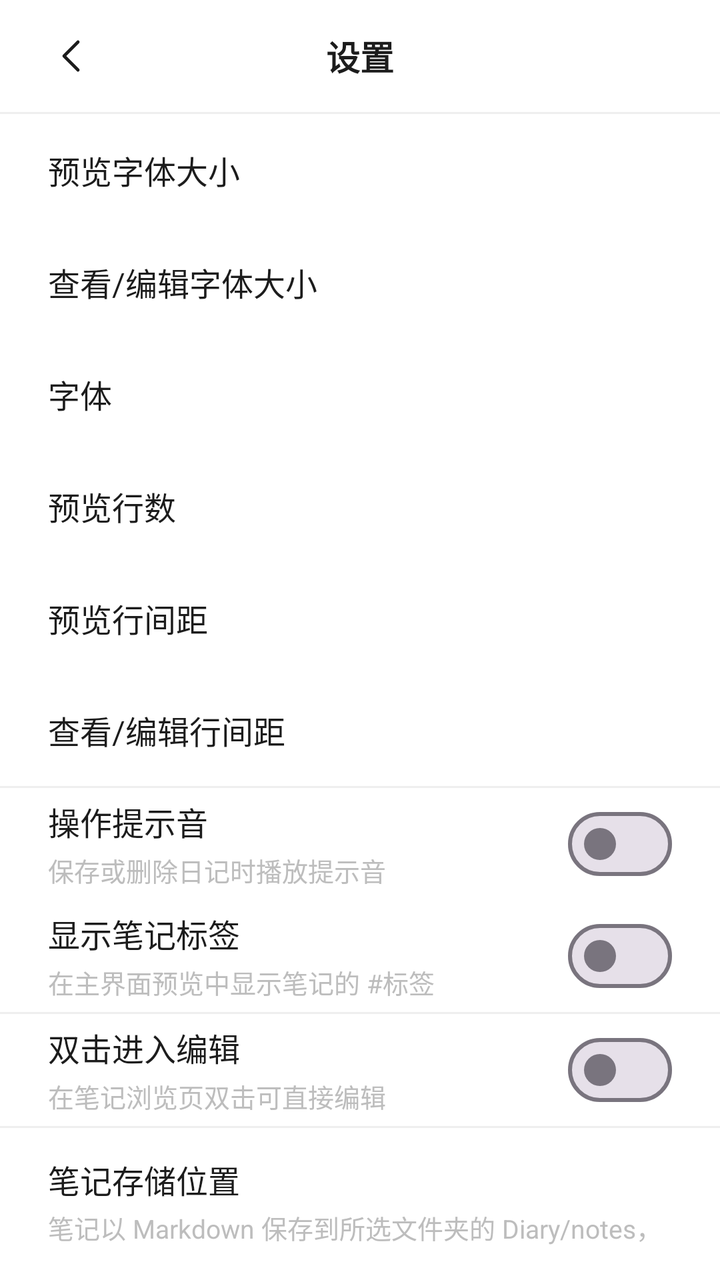
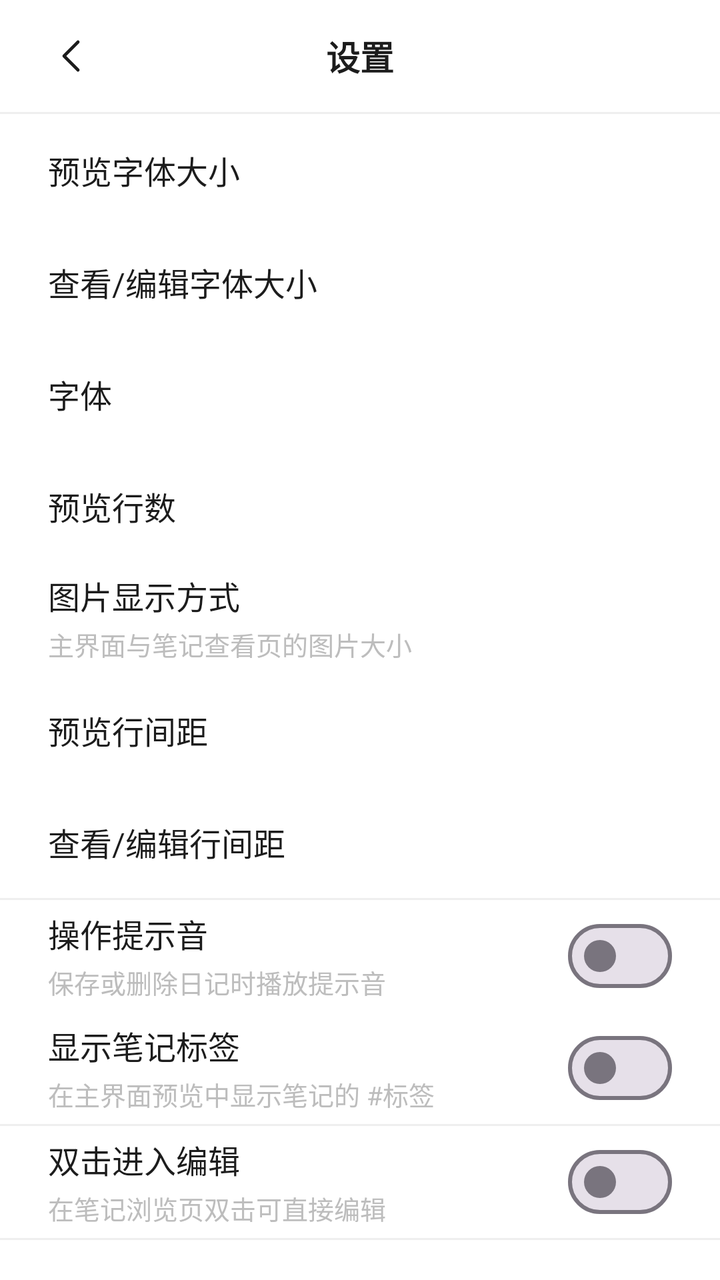

Two renders of the same Android screen: before a commit and after it. Below are the layout's source before the change and the commit's diff.
<!-- AndroidManifest.xml: application theme Theme.WuDiary -->
<!-- res/layout/activity_settings.xml -->
<?xml version="1.0" encoding="utf-8"?>
<LinearLayout xmlns:android="http://schemas.android.com/apk/res/android"
    android:layout_width="match_parent"
    android:layout_height="match_parent"
    android:background="@color/background"
    android:orientation="vertical">

    <FrameLayout
        android:layout_width="match_parent"
        android:layout_height="56dp">

        <ImageButton
            android:id="@+id/btnBack"
            android:layout_width="48dp"
            android:layout_height="48dp"
            android:layout_gravity="start|center_vertical"
            android:layout_marginStart="12dp"
            android:background="?attr/selectableItemBackgroundBorderless"
            android:contentDescription="@string/back"
            android:scaleType="centerInside"
            android:src="@drawable/ic_chevron_left" />

        <TextView
            android:layout_width="wrap_content"
            android:layout_height="wrap_content"
            android:layout_gravity="center"
            android:text="@string/settings"
            android:textColor="@color/text_primary"
            android:textSize="17sp"
            android:textStyle="bold" />
    </FrameLayout>

    <View
        android:layout_width="match_parent"
        android:layout_height="1dp"
        android:background="@color/divider" />

    <LinearLayout
        android:id="@+id/rowFontSize"
        android:layout_width="match_parent"
        android:layout_height="56dp"
        android:background="?attr/selectableItemBackground"
        android:clickable="true"
        android:focusable="true"
        android:gravity="center_vertical"
        android:orientation="horizontal"
        android:paddingHorizontal="24dp">

        <TextView
            android:layout_width="0dp"
            android:layout_height="wrap_content"
            android:layout_weight="1"
            android:text="@string/font_size"
            android:textColor="@color/text_primary"
            android:textSize="16sp" />

        <TextView
            android:id="@+id/textFontValue"
            android:layout_width="wrap_content"
            android:layout_height="wrap_content"
            android:textColor="@color/text_secondary"
            android:textSize="15sp" />
    </LinearLayout>

    <LinearLayout
        android:id="@+id/rowReadingFontSize"
        android:layout_width="match_parent"
        android:layout_height="56dp"
        android:background="?attr/selectableItemBackground"
        android:clickable="true"
        android:focusable="true"
        android:gravity="center_vertical"
        android:orientation="horizontal"
        android:paddingHorizontal="24dp">

        <TextView
            android:layout_width="0dp"
            android:layout_height="wrap_content"
            android:layout_weight="1"
            android:text="@string/reading_font_size"
            android:textColor="@color/text_primary"
            android:textSize="16sp" />

        <TextView
            android:id="@+id/textReadingFontValue"
            android:layout_width="wrap_content"
            android:layout_height="wrap_content"
            android:textColor="@color/text_secondary"
            android:textSize="15sp" />
    </LinearLayout>

    <LinearLayout
        android:id="@+id/rowFontFamily"
        android:layout_width="match_parent"
        android:layout_height="56dp"
        android:background="?attr/selectableItemBackground"
        android:clickable="true"
        android:focusable="true"
        android:gravity="center_vertical"
        android:orientation="horizontal"
        android:paddingHorizontal="24dp">

        <TextView
            android:layout_width="0dp"
            android:layout_height="wrap_content"
            android:layout_weight="1"
            android:text="@string/font_family"
            android:textColor="@color/text_primary"
            android:textSize="16sp" />

        <TextView
            android:id="@+id/textFontFamilyValue"
            android:layout_width="wrap_content"
            android:layout_height="wrap_content"
            android:textColor="@color/text_secondary"
            android:textSize="15sp" />
    </LinearLayout>

    <LinearLayout
        android:id="@+id/rowPreviewLines"
        android:layout_width="match_parent"
        android:layout_height="56dp"
        android:background="?attr/selectableItemBackground"
        android:clickable="true"
        android:focusable="true"
        android:gravity="center_vertical"
        android:orientation="horizontal"
        android:paddingHorizontal="24dp">

        <TextView
            android:layout_width="0dp"
            android:layout_height="wrap_content"
            android:layout_weight="1"
            android:text="@string/preview_lines"
            android:textColor="@color/text_primary"
            android:textSize="16sp" />

        <TextView
            android:id="@+id/textPreviewValue"
            android:layout_width="wrap_content"
            android:layout_height="wrap_content"
            android:textColor="@color/text_secondary"
            android:textSize="15sp" />
    </LinearLayout>

    <LinearLayout
        android:id="@+id/rowLineSpacing"
        android:layout_width="match_parent"
        android:layout_height="56dp"
        android:background="?attr/selectableItemBackground"
        android:clickable="true"
        android:focusable="true"
        android:gravity="center_vertical"
        android:orientation="horizontal"
        android:paddingHorizontal="24dp">

        <TextView
            android:layout_width="0dp"
            android:layout_height="wrap_content"
            android:layout_weight="1"
            android:text="@string/line_spacing"
            android:textColor="@color/text_primary"
            android:textSize="16sp" />

        <TextView
            android:id="@+id/textLineSpacingValue"
            android:layout_width="wrap_content"
            android:layout_height="wrap_content"
            android:textColor="@color/text_secondary"
            android:textSize="15sp" />
    </LinearLayout>

    <LinearLayout
        android:id="@+id/rowReadingLineSpacing"
        android:layout_width="match_parent"
        android:layout_height="56dp"
        android:background="?attr/selectableItemBackground"
        android:clickable="true"
        android:focusable="true"
        android:gravity="center_vertical"
        android:orientation="horizontal"
        android:paddingHorizontal="24dp">

        <TextView
            android:layout_width="0dp"
            android:layout_height="wrap_content"
            android:layout_weight="1"
            android:text="@string/reading_line_spacing"
            android:textColor="@color/text_primary"
            android:textSize="16sp" />

        <TextView
            android:id="@+id/textReadingLineSpacingValue"
            android:layout_width="wrap_content"
            android:layout_height="wrap_content"
            android:textColor="@color/text_secondary"
            android:textSize="15sp" />
    </LinearLayout>

    <View
        android:layout_width="match_parent"
        android:layout_height="1dp"
        android:background="@color/divider" />

    <LinearLayout
        android:id="@+id/rowSound"
        android:layout_width="match_parent"
        android:layout_height="56dp"
        android:background="?attr/selectableItemBackground"
        android:clickable="true"
        android:focusable="true"
        android:gravity="center_vertical"
        android:orientation="horizontal"
        android:paddingHorizontal="24dp">

        <LinearLayout
            android:layout_width="0dp"
            android:layout_height="wrap_content"
            android:layout_weight="1"
            android:orientation="vertical">

            <TextView
                android:layout_width="wrap_content"
                android:layout_height="wrap_content"
                android:text="@string/sound_feedback"
                android:textColor="@color/text_primary"
                android:textSize="16sp" />

            <TextView
                android:layout_width="wrap_content"
                android:layout_height="wrap_content"
                android:layout_marginTop="3dp"
                android:text="@string/sound_feedback_desc"
                android:textColor="@color/text_secondary"
                android:textSize="13sp" />
        </LinearLayout>

        <com.google.android.material.materialswitch.MaterialSwitch
            android:id="@+id/switchSound"
            android:layout_width="wrap_content"
            android:layout_height="wrap_content"
            android:clickable="false"
            android:focusable="false" />
    </LinearLayout>

    <LinearLayout
        android:id="@+id/rowPreviewTags"
        android:layout_width="match_parent"
        android:layout_height="56dp"
        android:background="?attr/selectableItemBackground"
        android:clickable="true"
        android:focusable="true"
        android:gravity="center_vertical"
        android:orientation="horizontal"
        android:paddingHorizontal="24dp">

        <LinearLayout
            android:layout_width="0dp"
            android:layout_height="wrap_content"
            android:layout_weight="1"
            android:orientation="vertical">

            <TextView
                android:layout_width="wrap_content"
                android:layout_height="wrap_content"
                android:text="@string/preview_tags"
                android:textColor="@color/text_primary"
                android:textSize="16sp" />

            <TextView
                android:layout_width="wrap_content"
                android:layout_height="wrap_content"
                android:layout_marginTop="3dp"
                android:text="@string/preview_tags_desc"
                android:textColor="@color/text_secondary"
                android:textSize="13sp" />
        </LinearLayout>

        <com.google.android.material.materialswitch.MaterialSwitch
            android:id="@+id/switchPreviewTags"
            android:layout_width="wrap_content"
            android:layout_height="wrap_content"
            android:clickable="false"
            android:focusable="false" />
    </LinearLayout>

    <View
        android:layout_width="match_parent"
        android:layout_height="1dp"
        android:background="@color/divider" />

    <LinearLayout
        android:id="@+id/rowDoubleTap"
        android:layout_width="match_parent"
        android:layout_height="56dp"
        android:background="?attr/selectableItemBackground"
        android:clickable="true"
        android:focusable="true"
        android:gravity="center_vertical"
        android:orientation="horizontal"
        android:paddingHorizontal="24dp">

        <LinearLayout
            android:layout_width="0dp"
            android:layout_height="wrap_content"
            android:layout_weight="1"
            android:orientation="vertical">

            <TextView
                android:layout_width="wrap_content"
                android:layout_height="wrap_content"
                android:text="@string/double_tap_edit"
                android:textColor="@color/text_primary"
                android:textSize="16sp" />

            <TextView
                android:layout_width="wrap_content"
                android:layout_height="wrap_content"
                android:layout_marginTop="3dp"
                android:text="@string/double_tap_edit_desc"
                android:textColor="@color/text_secondary"
                android:textSize="13sp" />
        </LinearLayout>

        <com.google.android.material.materialswitch.MaterialSwitch
            android:id="@+id/switchDoubleTap"
            android:layout_width="wrap_content"
            android:layout_height="wrap_content"
            android:clickable="false"
            android:focusable="false" />
    </LinearLayout>

    <View
        android:layout_width="match_parent"
        android:layout_height="1dp"
        android:background="@color/divider" />

    <LinearLayout
        android:id="@+id/rowStorage"
        android:layout_width="match_parent"
        android:layout_height="wrap_content"
        android:background="?attr/selectableItemBackground"
        android:clickable="true"
        android:focusable="true"
        android:orientation="vertical"
        android:paddingHorizontal="24dp"
        android:paddingVertical="14dp">

        <TextView
            android:layout_width="wrap_content"
            android:layout_height="wrap_content"
            android:text="@string/storage_location"
            android:textColor="@color/text_primary"
            android:textSize="16sp" />

        <TextView
            android:layout_width="wrap_content"
            android:layout_height="wrap_content"
            android:layout_marginTop="3dp"
            android:text="@string/storage_location_desc"
            android:textColor="@color/text_secondary"
            android:textSize="13sp" />

        <TextView
            android:id="@+id/textStorageValue"
            android:layout_width="match_parent"
            android:layout_height="wrap_content"
            android:layout_marginTop="4dp"
            android:ellipsize="middle"
            android:maxLines="1"
            android:textColor="@color/text_secondary"
            android:textSize="13sp" />
    </LinearLayout>

    <View
        android:layout_width="match_parent"
        android:layout_height="1dp"
        android:background="@color/divider" />

    <LinearLayout
        android:id="@+id/rowExport"
        android:layout_width="match_parent"
        android:layout_height="wrap_content"
        android:background="?attr/selectableItemBackground"
        android:clickable="true"
        android:focusable="true"
        android:orientation="vertical"
        android:paddingHorizontal="24dp"
        android:paddingVertical="14dp">

        <TextView
            android:layout_width="wrap_content"
            android:layout_height="wrap_content"
            android:text="@string/backup_export"
            android:textColor="@color/text_primary"
            android:textSize="16sp" />

        <TextView
            android:layout_width="wrap_content"
            android:layout_height="wrap_content"
            android:layout_marginTop="3dp"
            android:text="@string/backup_export_desc"
            android:textColor="@color/text_secondary"
            android:textSize="13sp" />
    </LinearLayout>

    <View
        android:layout_width="match_parent"
        android:layout_height="1dp"
        android:background="@color/divider" />

    <LinearLayout
        android:id="@+id/rowImport"
        android:layout_width="match_parent"
        android:layout_height="wrap_content"
        android:background="?attr/selectableItemBackground"
        android:clickable="true"
        android:focusable="true"
        android:orientation="vertical"
        android:paddingHorizontal="24dp"
        android:paddingVertical="14dp">

        <TextView
            android:layout_width="wrap_content"
            android:layout_height="wrap_content"
            android:text="@string/backup_import"
            android:textColor="@color/text_primary"
            android:textSize="16sp" />

        <TextView
            android:layout_width="wrap_content"
            android:layout_height="wrap_content"
            android:layout_marginTop="3dp"
            android:text="@string/backup_import_desc"
            android:textColor="@color/text_secondary"
            android:textSize="13sp" />
    </LinearLayout>

    <View
        android:layout_width="match_parent"
        android:layout_height="1dp"
        android:background="@color/divider" />

</LinearLayout>
<!-- resources referenced by this layout -->
<resources>
  <color name="background">#FFFFFF</color>
  <color name="divider">#EFEFEF</color>
  <color name="text_primary">#1C1C1C</color>
  <color name="text_secondary">#BDBDBD</color>
  <!-- drawable ic_chevron_left (drawable) -->
  <?xml version="1.0" encoding="utf-8"?>
  <vector xmlns:android="http://schemas.android.com/apk/res/android"
      android:width="24dp"
      android:height="24dp"
      android:viewportWidth="24"
      android:viewportHeight="24">
      <path
          android:fillColor="#00000000"
          android:pathData="M15,5 L8,12 L15,19"
          android:strokeColor="#1C1C1C"
          android:strokeLineCap="round"
          android:strokeLineJoin="round"
          android:strokeWidth="1.6" />
  </vector>
  <string name="back">返回</string>
  <string name="backup_export">导出笔记</string>
  <string name="backup_export_desc">导出为 zip（Diary/notes/年-月-日.md + Diary/files）</string>
  <string name="backup_import">导入笔记</string>
  <string name="backup_import_desc">从 zip 备份中恢复笔记与图片</string>
  <string name="double_tap_edit">双击进入编辑</string>
  <string name="double_tap_edit_desc">在笔记浏览页双击可直接编辑</string>
  <string name="font_family">字体</string>
  <string name="font_size">预览字体大小</string>
  <string name="line_spacing">预览行间距</string>
  <string name="preview_lines">预览行数</string>
  <string name="preview_tags">显示笔记标签</string>
  <string name="preview_tags_desc">在主界面预览中显示笔记的 #标签</string>
  <string name="reading_font_size">查看/编辑字体大小</string>
  <string name="reading_line_spacing">查看/编辑行间距</string>
  <string name="settings">设置</string>
  <string name="sound_feedback">操作提示音</string>
  <string name="sound_feedback_desc">保存或删除日记时播放提示音</string>
  <string name="storage_location">笔记存储位置</string>
  <string name="storage_location_desc">笔记以 Markdown 保存到所选文件夹的 Diary/notes，图片存到 Diary/files</string>
  <style name="Theme.WuDiary" parent="Theme.Material3.Light.NoActionBar">
          <item name="colorPrimary">@color/primary</item>
          <item name="colorOnPrimary">@android:color/white</item>
          <item name="colorSurface">@color/surface</item>
          <item name="android:windowBackground">@color/background</item>
          <item name="android:statusBarColor">@color/background</item>
          <item name="android:windowLightStatusBar">true</item>
          <item name="android:navigationBarColor">@color/background</item>
          
          <item name="alertDialogTheme">@style/Theme.WuDiary.Dialog</item>
          <item name="android:alertDialogTheme">@style/Theme.WuDiary.Dialog</item>
      </style>
  <color name="primary">#1C1C1C</color>
  <color name="surface">#FFFFFF</color>
  <style name="Theme.WuDiary.Dialog" parent="Theme.MaterialComponents.Light.Dialog.Alert">
          <item name="android:windowBackground">@drawable/bg_dialog</item>
          <item name="android:backgroundDimAmount">0.3</item>
          <item name="colorPrimary">@color/primary</item>
          <item name="colorOnPrimary">@android:color/white</item>
          <item name="colorSurface">@color/surface</item>
          <item name="android:textColorPrimary">@color/text_primary</item>
          <item name="android:textColorSecondary">@color/text_secondary</item>
      </style>
  <!-- drawable bg_dialog (drawable) -->
  <?xml version="1.0" encoding="utf-8"?>
  <shape xmlns:android="http://schemas.android.com/apk/res/android"
      android:shape="rectangle">
      <solid android:color="@color/surface" />
      <corners android:radius="22dp" />
  </shape>
</resources>

<!-- the commit's change to res/layout/activity_settings.xml (unified diff, before → after) -->
@@ -144,6 +144,47 @@
     </LinearLayout>
 
     <LinearLayout
+        android:id="@+id/rowImageStyle"
+        android:layout_width="match_parent"
+        android:layout_height="56dp"
+        android:background="?attr/selectableItemBackground"
+        android:clickable="true"
+        android:focusable="true"
+        android:gravity="center_vertical"
+        android:orientation="horizontal"
+        android:paddingHorizontal="24dp">
+
+        <LinearLayout
+            android:layout_width="0dp"
+            android:layout_height="wrap_content"
+            android:layout_weight="1"
+            android:orientation="vertical">
+
+            <TextView
+                android:layout_width="wrap_content"
+                android:layout_height="wrap_content"
+                android:text="@string/image_style"
+                android:textColor="@color/text_primary"
+                android:textSize="16sp" />
+
+            <TextView
+                android:layout_width="wrap_content"
+                android:layout_height="wrap_content"
+                android:layout_marginTop="3dp"
+                android:text="@string/image_style_desc"
+                android:textColor="@color/text_secondary"
+                android:textSize="13sp" />
+        </LinearLayout>
+
+        <TextView
+            android:id="@+id/textImageStyleValue"
+            android:layout_width="wrap_content"
+            android:layout_height="wrap_content"
+            android:textColor="@color/text_secondary"
+            android:textSize="15sp" />
+    </LinearLayout>
+
+    <LinearLayout
         android:id="@+id/rowLineSpacing"
         android:layout_width="match_parent"
         android:layout_height="56dp"
<!-- resource entries referenced after the edit -->
@@ -28,6 +28,8 @@
   <string name="double_tap_edit_desc">在笔记浏览页双击可直接编辑</string>
   <string name="font_family">字体</string>
   <string name="font_size">预览字体大小</string>
+  <string name="image_style">图片显示方式</string>
+  <string name="image_style_desc">主界面与笔记查看页的图片大小</string>
   <string name="line_spacing">预览行间距</string>
   <string name="preview_lines">预览行数</string>
   <string name="preview_tags">显示笔记标签</string>
